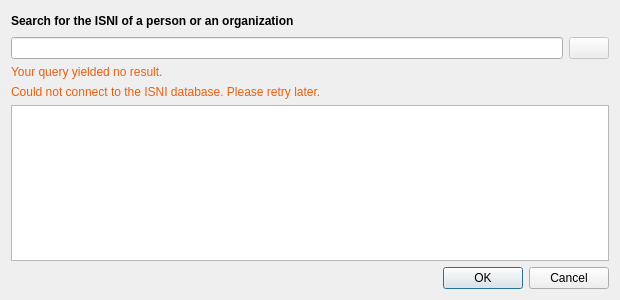
Before: the Qt Designer form resources/ui/isni_dialog.ui in Iconoclasteinc/tgit, drawn with Qt 5.
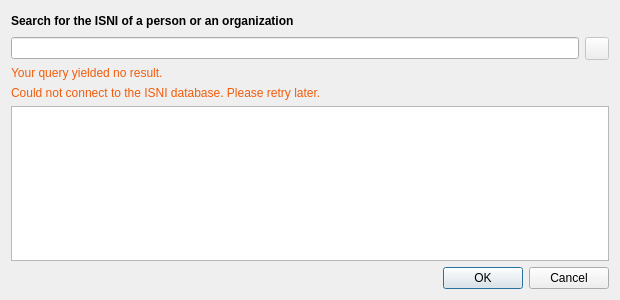
After: the same form once the commit is applied. Icons and pictures are not drawn. Custom widgets are drawn as their Qt base class.

Commit message: Tweak the look of the isni dialog to look good on OS X

What changed in the file:
```diff
--- a/resources/ui/isni_dialog.ui
+++ b/resources/ui/isni_dialog.ui
@@ -94,17 +94,23 @@
       <widget class="QLineEdit" name="_lookup_criteria"/>
      </item>
      <item>
-      <widget class="QPushButton" name="_lookup_button">
+      <widget class="QToolButton" name="_lookup_button">
        <property name="enabled">
         <bool>false</bool>
        </property>
+       <property name="toolTip">
+        <string>Lookup</string>
+       </property>
+       <property name="styleSheet">
+        <string notr="true">QToolTip[style=QMacStyle] {
+    padding: 2px;
+    background-color: palette(midlight);
+}</string>
+       </property>
        <property name="icon">
         <iconset resource="../resources.qrc">
          <normaloff>:/icons/search</normaloff>:/icons/search</iconset>
        </property>
-       <property name="autoDefault">
-        <bool>false</bool>
-       </property>
       </widget>
      </item>
     </layout>
@@ -125,6 +131,15 @@
    </item>
    <item>
     <widget class="QListWidget" name="_result_container">
+     <property name="styleSheet">
+      <string notr="true">QListView[style=QMacStyle] {
+    alternate-background-color: #F2F2F2;
+}
+
+QListView[style=QMacStyle]::item {
+    min-height: 24px;
+}</string>
+     </property>
      <property name="horizontalScrollBarPolicy">
       <enum>Qt::ScrollBarAlwaysOff</enum>
      </property>
```
Left out of the diff: 9 changed lines with no effect on the pictures. The commit also changes 3 other files.
